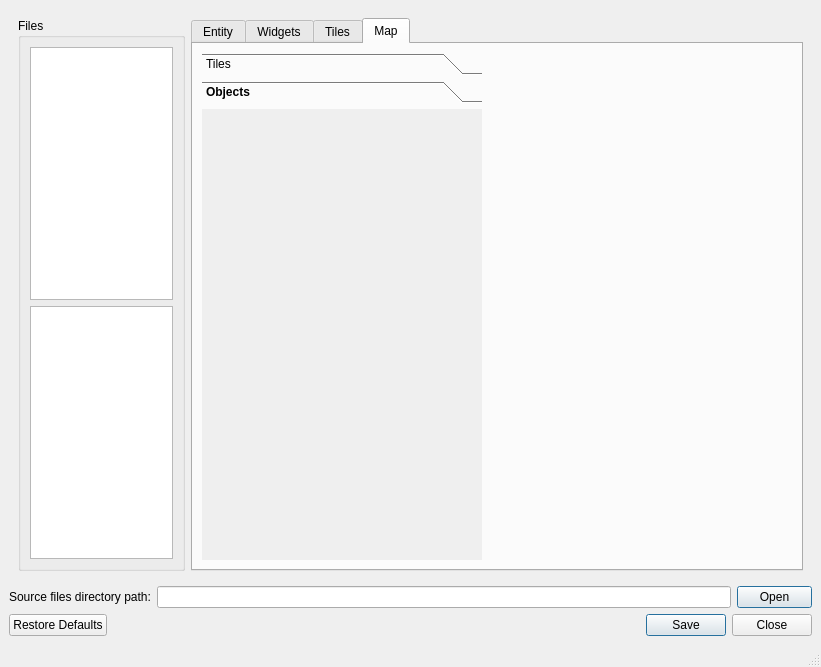
The window that Editor.ui (Yukkurigame/Yukkuri) describes before a commit, drawn with Qt 5.
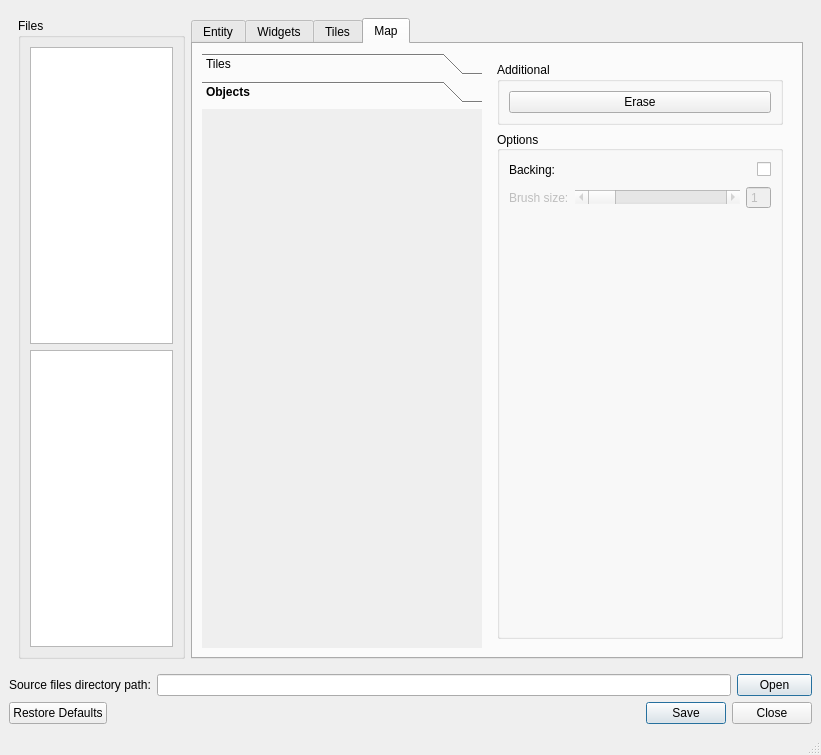
The same window after the commit. The open tabs and pages were chosen to show the change.

```diff
--- a/Editor.ui
+++ b/Editor.ui
@@ -7,7 +7,7 @@
     <x>0</x>
     <y>0</y>
     <width>821</width>
-    <height>667</height>
+    <height>755</height>
    </rect>
   </property>
   <property name="windowTitle">
@@ -1874,7 +1874,7 @@
             <attribute name="title">
              <string>Map</string>
             </attribute>
-            <layout class="QVBoxLayout" name="verticalLayout">
+            <layout class="QHBoxLayout" name="horizontalLayout">
              <item>
               <widget class="QToolBox" name="MapElements">
                <property name="sizePolicy">
@@ -1933,8 +1933,8 @@
                  <rect>
                   <x>0</x>
                   <y>0</y>
-                  <width>100</width>
-                  <height>30</height>
+                  <width>96</width>
+                  <height>26</height>
                  </rect>
                 </property>
                 <attribute name="label">
@@ -1943,6 +1943,216 @@
                </widget>
               </widget>
              </item>
+             <item>
+              <widget class="QWidget" name="verticalWidget" native="true">
+               <property name="minimumSize">
+                <size>
+                 <width>0</width>
+                 <height>0</height>
+                </size>
+               </property>
+               <layout class="QVBoxLayout" name="verticalLayout_2">
+                <item>
+                 <widget class="QGroupBox" name="MapAdditionalBox">
+                  <property name="title">
+                   <string>Additional</string>
+                  </property>
+                  <property name="checkable">
+                   <bool>false</bool>
+                  </property>
+                  <layout class="QVBoxLayout" name="verticalLayout_3">
+                   <item>
+                    <widget class="QPushButton" name="MapErase">
+                     <property name="text">
+                      <string>Erase</string>
+                     </property>
+                     <property name="checkable">
+                      <bool>true</bool>
+                     </property>
+                     <property name="checked">
+                      <bool>false</bool>
+                     </property>
+                     <property name="autoDefault">
+                      <bool>false</bool>
+                     </property>
+                     <property name="default">
+                      <bool>false</bool>
+                     </property>
+                     <property name="flat">
+                      <bool>false</bool>
+                     </property>
+                    </widget>
+                   </item>
+                  </layout>
+                 </widget>
+                </item>
+                <item>
+                 <widget class="QGroupBox" name="MapOptionsBox">
+                  <property name="sizePolicy">
+                   <sizepolicy hsizetype="Expanding" vsizetype="Preferred">
+                    <horstretch>0</horstretch>
+                    <verstretch>0</verstretch>
+                   </sizepolicy>
+                  </property>
+                  <property name="minimumSize">
+                   <size>
+                    <width>100</width>
+                    <height>480</height>
+                   </size>
+                  </property>
+                  <property name="layoutDirection">
+                   <enum>Qt::LeftToRight</enum>
+                  </property>
+                  <property name="autoFillBackground">
+                   <bool>false</bool>
+                  </property>
+                  <property name="title">
+                   <string>Options</string>
+                  </property>
+                  <property name="alignment">
+                   <set>Qt::AlignLeading|Qt::AlignLeft|Qt::AlignVCenter</set>
+                  </property>
+                  <property name="flat">
+                   <bool>false</bool>
+                  </property>
+                  <property name="checkable">
+                   <bool>false</bool>
+                  </property>
+                  <layout class="QVBoxLayout" name="verticalLayout">
+                   <item>
+                    <widget class="QWidget" name="MapBack" native="true">
+                     <layout class="QHBoxLayout" name="width_3">
+                      <property name="margin">
+                       <number>0</number>
+                      </property>
+                      <item>
+                       <widget class="QLabel" name="label_30">
+                        <property name="text">
+                         <string>Backing:</string>
+                        </property>
+                       </widget>
+                      </item>
+                      <item>
+                       <spacer name="horizontalSpacer_29">
+                        <property name="orientation">
+                         <enum>Qt::Horizontal</enum>
+                        </property>
+                        <property name="sizeHint" stdset="0">
+                         <size>
+                          <width>40</width>
+                          <height>20</height>
+                         </size>
+                        </property>
+                       </spacer>
+                      </item>
+                      <item>
+                       <widget class="QCheckBox" name="checkBox_2">
+                        <property name="text">
+                         <string/>
+                        </property>
+                        <property name="checked">
+                         <bool>false</bool>
+                        </property>
+                        <property name="tristate">
+                         <bool>false</bool>
+                        </property>
+                       </widget>
+                      </item>
+                     </layout>
+                    </widget>
+                   </item>
+                   <item>
+                    <widget class="QWidget" name="BrushSize" native="true">
+                     <property name="enabled">
+                      <bool>false</bool>
+                     </property>
+                     <layout class="QHBoxLayout" name="width_4">
+                      <property name="margin">
+                       <number>0</number>
+                      </property>
+                      <item>
+                       <widget class="QLabel" name="label_31">
+                        <property name="text">
+                         <string>Brush size:</string>
+                        </property>
+                       </widget>
+                      </item>
+                      <item>
+                       <widget class="QScrollBar" name="horizontalScrollBar">
+                        <property name="sizePolicy">
+                         <sizepolicy hsizetype="MinimumExpanding" vsizetype="Fixed">
+                          <horstretch>0</horstretch>
+                          <verstretch>0</verstretch>
+                         </sizepolicy>
+                        </property>
+                        <property name="minimum">
+                         <number>1</number>
+                        </property>
+                        <property name="orientation">
+                         <enum>Qt::Horizontal</enum>
+                        </property>
+                       </widget>
+                      </item>
+                      <item>
+                       <widget class="QSpinBox" name="spinBox_2">
+                        <property name="maximumSize">
+                         <size>
+                          <width>30</width>
+                          <height>16777215</height>
+                         </size>
+                        </property>
+                        <property name="alignment">
+                         <set>Qt::AlignLeading|Qt::AlignLeft|Qt::AlignVCenter</set>
+                        </property>
+                        <property name="buttonSymbols">
+                         <enum>QAbstractSpinBox::NoButtons</enum>
+                        </property>
+                        <property name="minimum">
+                         <number>1</number>
+                        </property>
+                        <property name="maximum">
+                         <number>99</number>
+                        </property>
+                       </widget>
+                      </item>
+                     </layout>
+                    </widget>
+                   </item>
+                   <item>
+                    <spacer name="verticalSpacer_3">
+                     <property name="orientation">
+                      <enum>Qt::Vertical</enum>
+                     </property>
+                     <property name="sizeHint" stdset="0">
+                      <size>
+                       <width>20</width>
+                       <height>416</height>
+                      </size>
+                     </property>
+                    </spacer>
+                   </item>
+                  </layout>
+                 </widget>
+                </item>
+               </layout>
+              </widget>
+             </item>
+             <item>
+              <spacer name="horizontalSpacer_15">
+               <property name="orientation">
+                <enum>Qt::Horizontal</enum>
+               </property>
+               <property name="sizeType">
+                <enum>QSizePolicy::Preferred</enum>
+               </property>
+               <property name="sizeHint" stdset="0">
+                <size>
+                 <width>0</width>
+                 <height>20</height>
+                </size>
+               </property>
+              </spacer>
+             </item>
             </layout>
            </widget>
           </widget>
```
Left out of the diff: 39 changed lines with no effect on the pictures.
